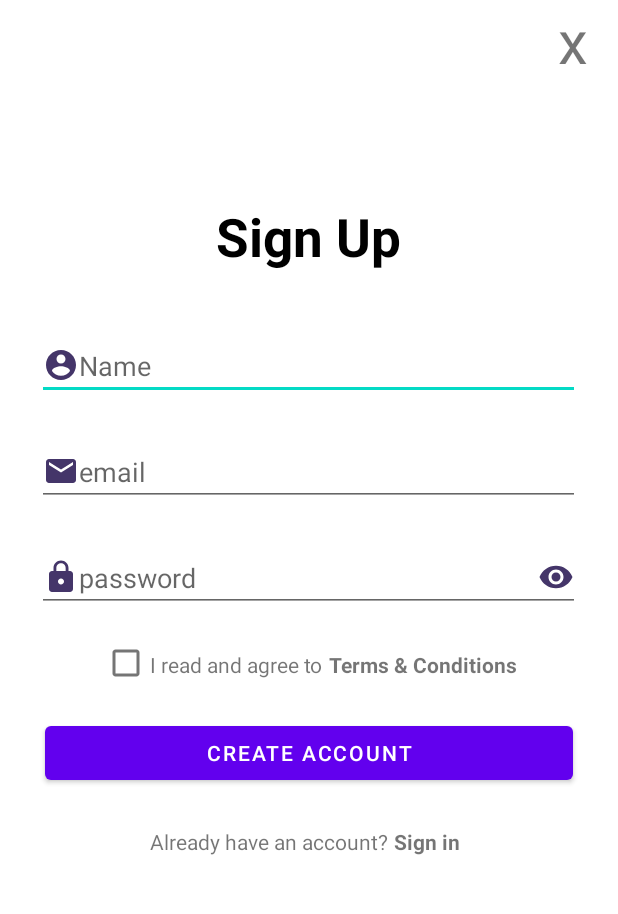
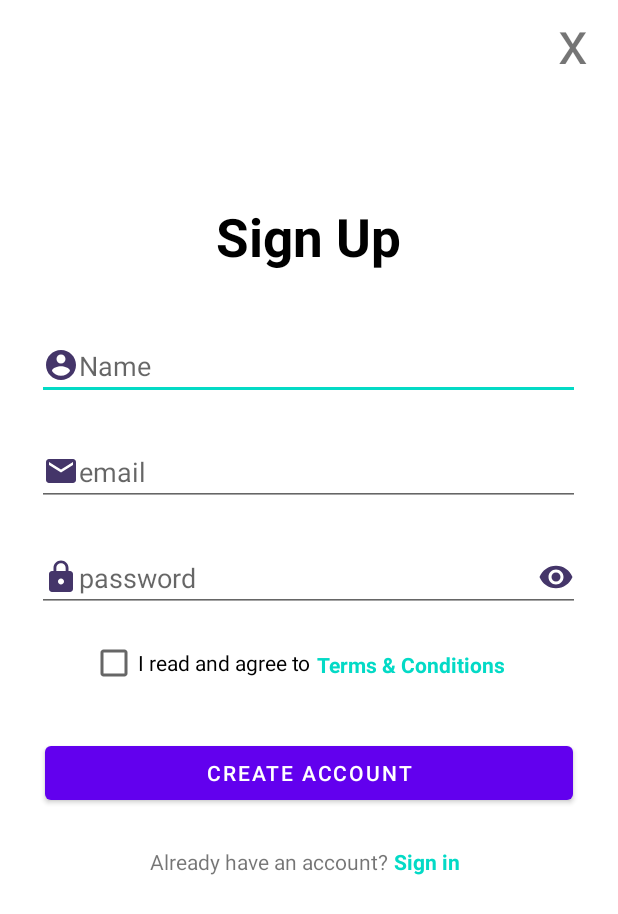
Before and after one commit to BrettDavis1/RelativeLayoutButtons, an Android app: the layout login.xml on its own in the app's theme, with its tools: preview values and no code run, on a phone screen of 412 x 824 dp. Shown: the top 914 px of the screen. Run offline under Robolectric (Android 15) with nearby library versions, the phone set to English and light mode, and no system bars.

Commit message:
Added AppCompact versions

```diff
--- a/app/src/main/res/layout/login.xml
+++ b/app/src/main/res/layout/login.xml
@@ -5,7 +5,7 @@
     android:layout_width="match_parent"
     android:layout_height="match_parent">
 
-    <TextView
+    <androidx.appcompat.widget.AppCompatTextView
         android:id="@+id/x"
         android:layout_width="wrap_content"
         android:layout_height="wrap_content"
@@ -15,7 +15,7 @@
         android:layout_alignParentTop="true"
         android:layout_alignParentEnd="true"
         />
-    <TextView
+    <androidx.appcompat.widget.AppCompatTextView
         android:id="@+id/sign_up"
         android:layout_below="@+id/x"
         android:textColor="@color/black"
@@ -27,9 +27,7 @@
         android:layout_width="wrap_content"
         android:layout_height="wrap_content" />
 
-
-
-    <EditText
+    <androidx.appcompat.widget.AppCompatEditText
         android:id="@+id/name"
         android:layout_centerHorizontal="true"
         android:layout_marginStart="50dp"
@@ -43,7 +41,7 @@
         android:inputType="text"
         android:autofillHints="" />
 
-    <EditText
+    <androidx.appcompat.widget.AppCompatEditText
         android:id="@+id/email"
         android:layout_centerHorizontal="true"
         android:layout_marginTop="25dp"
@@ -56,7 +54,8 @@
         app:drawableStartCompat="@drawable/ic_baseline_mail_24"
         android:inputType="textEmailAddress"
         android:autofillHints=""/>
-    <EditText
+
+    <androidx.appcompat.widget.AppCompatEditText
         android:id="@+id/password"
         android:layout_centerHorizontal="true"
         android:layout_marginTop="25dp"
@@ -70,27 +69,22 @@
         app:drawableEndCompat="@drawable/ic_baseline_remove_red_eye_24"
         android:inputType="textPassword"
         android:autofillHints=""/>
-    <CheckBox
+    <androidx.appcompat.widget.AppCompatCheckBox
         android:id="@+id/checkbox"
         android:layout_below="@id/password"
         android:layout_marginStart="60dp"
         android:layout_marginTop="10dp"
         android:layout_width="wrap_content"
+        android:text="@string/i_read_and_agree_to"
         android:layout_height="wrap_content" />
-    <TextView
-        android:id="@+id/agree"
-        android:layout_marginTop="25dp"
-        android:layout_marginStart="100dp"
-        android:layout_below="@id/password"
-        android:text="@string/i_read_and_agree_to"
-        android:layout_width="wrap_content"
-        android:layout_height="wrap_content" />
-    <TextView
+
+    <androidx.appcompat.widget.AppCompatTextView
         android:id="@+id/terms"
         android:layout_marginTop="25dp"
         android:textStyle="bold"
+        android:textColor="@color/design_default_color_secondary"
         android:layout_below="@id/password"
-        android:layout_toEndOf="@+id/agree"
+        android:layout_toEndOf="@+id/checkbox"
         android:layout_marginStart="4dp"
         android:text="@string/terms_amp_conditions"
         android:layout_width="wrap_content"
@@ -102,7 +96,7 @@
         android:layout_marginStart="30dp"
         android:text="@string/create_account"
         android:layout_marginEnd="30dp"
-        android:layout_below="@id/agree"
+        android:layout_below="@id/checkbox"
         android:layout_width="match_parent"
         android:layout_height="wrap_content"    />
     <TextView
@@ -116,6 +110,7 @@
     <TextView
         android:id="@+id/sign_in"
         android:layout_marginStart="4dp"
+        android:textColor="@color/design_default_color_secondary"
         android:layout_marginTop="25dp"
         android:layout_below="@id/create"
         android:layout_toEndOf="@id/already"
```
